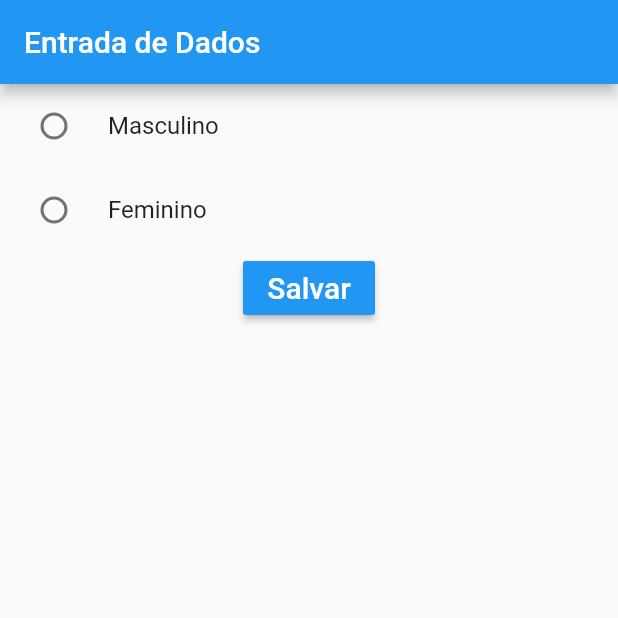
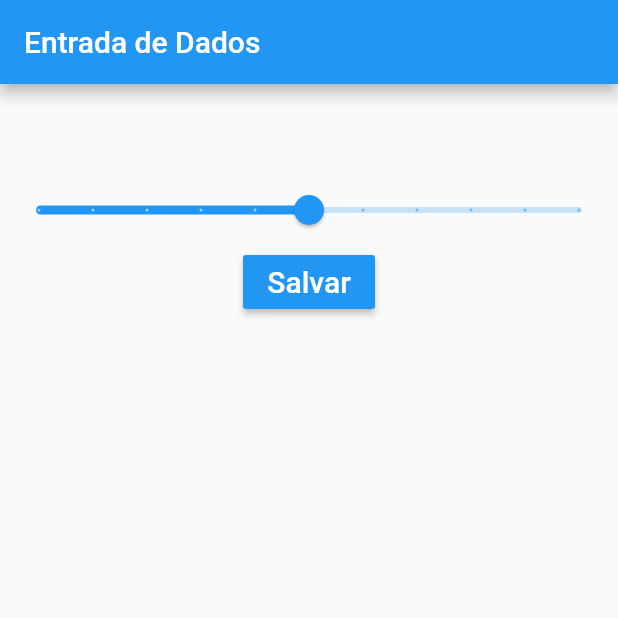
Before and after one commit to barbosadev/Flutter-Udemy, a Flutter app: the screen it shows after launch, on a phone screen of 412 x 824 dp, the top half of it. Run offline on Flutter 3.47's test engine with Material 2 defaults, Android fonts, the phone set to English and light mode, and no system bars.

Commit message:
Widget Switch e Slider

```diff
--- /dev/null
+++ b/entrada_dados/lib/EntradaSlider.dart
@@ -0,0 +1,52 @@
+import 'package:flutter/material.dart';
+
+class EntradaSlider extends StatefulWidget {
+  @override
+  _EntradaSliderState createState() => _EntradaSliderState();
+}
+
+class _EntradaSliderState extends State<EntradaSlider> {
+
+  double _valorSlider = 50;
+
+  @override
+  Widget build(BuildContext context) {
+    return Scaffold(
+      appBar: AppBar(
+        title: Text("Entrada de Dados"),
+      ),
+      body: Container(
+        padding: EdgeInsets.only(top: 60),
+        child: Column(
+          children: <Widget>[
+            Slider(
+              value: _valorSlider,
+              min: 0,
+              max: 100,
+              label: _valorSlider.toString(),
+              divisions: 10,
+              onChanged: (valor){
+                setState(() {
+                  _valorSlider = valor;
+                });
+              },
+            ),
+            RaisedButton(
+             child: Text(
+                "Salvar",
+                style: TextStyle(
+                    fontSize: 20
+                ),
+              ),
+              onPressed: (){
+               print(_valorSlider);
+              },
+              color: Colors.blue,
+              textColor: Colors.white,
+            )
+          ],
+        ),
+      ),
+    );
+  }
+}
--- a/entrada_dados/lib/main.dart
+++ b/entrada_dados/lib/main.dart
@@ -1,8 +1,10 @@
+import 'package:entrada_dados/EntradaSlider.dart';
+import 'package:entrada_dados/EntradaSwitch.dart';
 import 'package:flutter/material.dart';
 import 'package:entrada_dados/EntradaCheckbox.dart';
 import 'package:entrada_dados/EntradaRadioButton.dart';
 
 void main() => runApp(MaterialApp(
   debugShowCheckedModeBanner: false,
-  home: EntradaRadioButton(),
+  home: EntradaSlider(),
 ));
```
Also changed, not shown: entrada_dados/lib/EntradaSwitch.dart (added, +48 -0 lines).
